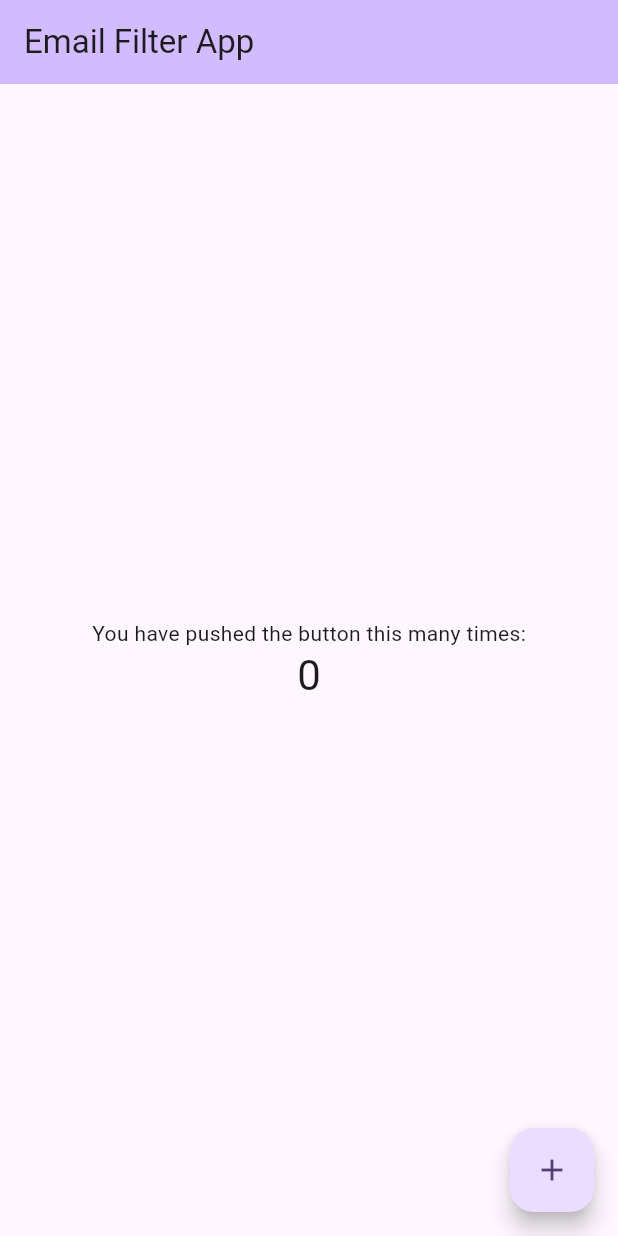
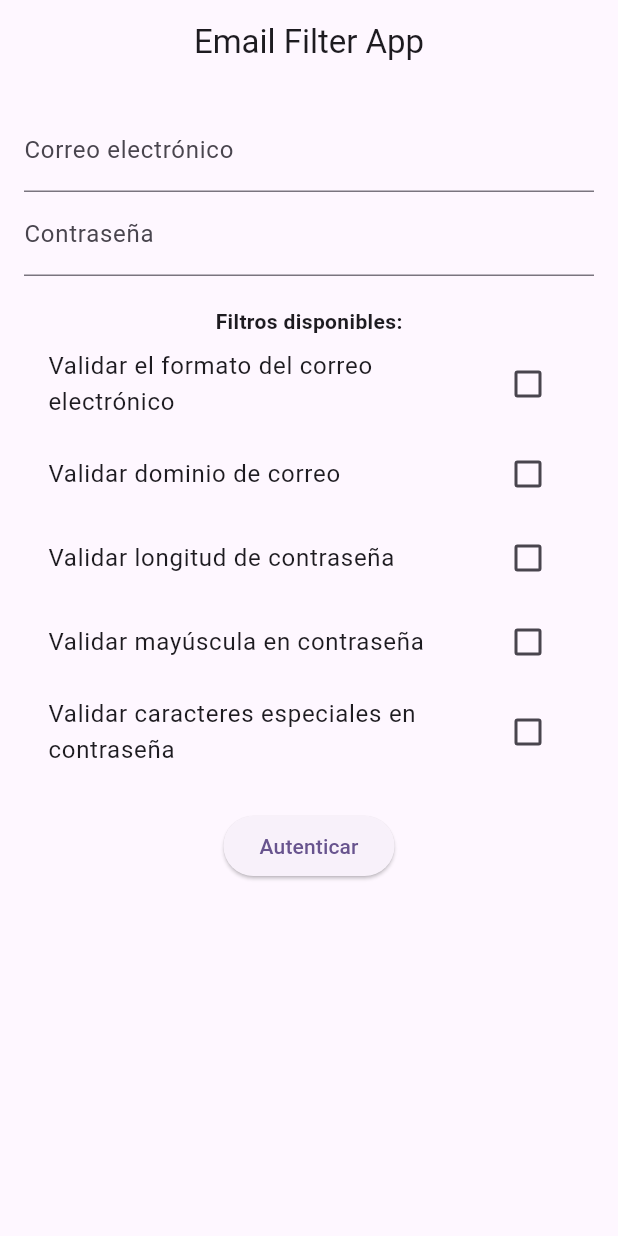
Before and after one commit to YTTREW/DS_FAC, a Flutter app: the screen it shows after launch, on a phone screen of 412 x 824 dp. Run offline on Flutter 3.47's test engine with Material 3 defaults, Android fonts, the light colour scheme and no system bars.

Commit message:
P2 - E3: Termina la funcionalidad de la app

```diff
--- a/P2/email_filter_app/analysis_options.yaml
+++ b/P2/email_filter_app/analysis_options.yaml
@@ -23,6 +23,3 @@ linter:
   rules:
     # avoid_print: false  # Uncomment to disable the `avoid_print` rule
     # prefer_single_quotes: true  # Uncomment to enable the `prefer_single_quotes` rule
-
-# Additional information about this file can be found at
-# https://dart.dev/guides/language/analysis-options
--- /dev/null
+++ b/P2/email_filter_app/lib/auth_target.dart
@@ -0,0 +1,15 @@
+import 'package:email_filter_app/credentials.dart';
+import 'package:flutter/material.dart';
+
+abstract class AuthTarget {
+  void authenticate(Credentials credentials);
+}
+
+class PrintAuthTarget implements AuthTarget {
+  @override
+  void authenticate(Credentials credentials) {
+    debugPrint(
+      'Autenticado con: ${credentials.email} / ${credentials.password}',
+    );
+  }
+}
--- /dev/null
+++ b/P2/email_filter_app/lib/filter_manager.dart
@@ -0,0 +1,20 @@
+import 'package:email_filter_app/credentials.dart';
+import 'package:email_filter_app/auth_target.dart';
+import 'package:email_filter_app/filters/filter.dart';
+import 'package:email_filter_app/filters/filter_chain.dart';
+
+class FilterManager {
+  final FilterChain _filterChain;
+
+  FilterManager(AuthTarget target) : _filterChain = FilterChain() {
+    _filterChain.setTarget(target);
+  }
+
+  void addFilter(Filter filter) {
+    _filterChain.addFilter(filter);
+  }
+
+  void authenticate(Credentials credentials) {
+    _filterChain.execute(credentials);
+  }
+}
--- /dev/null
+++ b/P2/email_filter_app/lib/filters/email_format_filter.dart
@@ -0,0 +1,14 @@
+import 'package:email_filter_app/credentials.dart';
+import 'package:email_filter_app/filters/filter.dart';
+
+class EmailFormatFilter extends Filter {
+  EmailFormatFilter() : super("Validar el formato del correo electrónico");
+
+  @override
+  void execute(Credentials credentials) {
+    final email = credentials.email;
+    if (email.isEmpty || !RegExp(r'^[^@]+@[^@]+\.[^@]+').hasMatch(email)) {
+      throw Exception('Correo inválido');
+    }
+  }
+}
--- /dev/null
+++ b/P2/email_filter_app/lib/filters/email_valid_domain_filter.dart
@@ -0,0 +1,28 @@
+import '../credentials.dart';
+import 'filter.dart';
+
+class EmailValidDomainFilter extends Filter {
+  // Lista de sufijos de dominio permitidos
+  static const List<String> validDomains = ['@gmail.com', '@hotmail.com'];
+
+  // Constructor que pasa el nombre del filtro a la clase base
+  EmailValidDomainFilter() : super("Validar dominio de correo");
+
+  @override
+  void execute(Credentials credentials) {
+    final email = credentials.email;
+    bool isValidDomain = false;
+
+    // Verifica si el correo termina con uno de los sufijos válidos
+    for (final domain in validDomains) {
+      if (email.endsWith(domain)) {
+        isValidDomain = true;
+        break;
+      }
+    }
+
+    if (!isValidDomain) {
+      throw Exception('Correo inválido: dominio incorrecto');
+    }
+  }
+}
--- /dev/null
+++ b/P2/email_filter_app/lib/filters/filter.dart
@@ -0,0 +1,8 @@
+import 'package:email_filter_app/credentials.dart';
+
+abstract class Filter {
+  String name;
+  Filter(this.name);
+
+  void execute(Credentials credentials);
+}
--- /dev/null
+++ b/P2/email_filter_app/lib/filters/filter_chain.dart
@@ -0,0 +1,23 @@
+import 'package:email_filter_app/credentials.dart';
+import 'package:email_filter_app/auth_target.dart';
+import 'package:email_filter_app/filters/filter.dart';
+
+class FilterChain {
+  final List<Filter> _filters = [];
+  AuthTarget? _target;
+
+  void addFilter(Filter filter) {
+    _filters.add(filter);
+  }
+
+  void setTarget(AuthTarget target) {
+    _target = target;
+  }
+
+  void execute(Credentials credentials) {
+    for (final filter in _filters) {
+      filter.execute(credentials);
+    }
+    _target?.authenticate(credentials);
+  }
+}
--- /dev/null
+++ b/P2/email_filter_app/lib/filters/password_length_filter.dart
@@ -0,0 +1,17 @@
+import 'package:email_filter_app/credentials.dart';
+import 'package:email_filter_app/filters/filter.dart';
+
+class PasswordLengthFilter extends Filter {
+  static const int minLength = 5;
+  static const int maxLength = 50;
+
+  PasswordLengthFilter() : super("Validar longitud de contraseña");
+
+  @override
+  void execute(Credentials credentials) {
+    final password = credentials.password;
+    if (password.length < minLength || password.length > maxLength) {
+      throw Exception('Contraseña inválida: longitud incorrecta');
+    }
+  }
+}
--- /dev/null
+++ b/P2/email_filter_app/lib/filters/password_special_character_filter.dart
@@ -0,0 +1,21 @@
+import '../credentials.dart';
+import 'filter.dart';
+
+class PasswordSpecialCharacterFilter extends Filter {
+  // Lista de caracteres especiales permitidos
+  static const String specialCharacters = "!@#\$%^&*(),.?\":{}|<>";
+
+  PasswordSpecialCharacterFilter()
+    : super("Validar caracteres especiales en contraseña");
+
+  @override
+  void execute(Credentials credentials) {
+    final password = credentials.password;
+    final regex = RegExp('.*[${RegExp.escape(specialCharacters)}].*');
+    if (!regex.hasMatch(password)) {
+      throw Exception(
+        'Contraseña inválida: debe contener al menos un carácter especial',
+      );
+    }
+  }
+}
--- /dev/null
+++ b/P2/email_filter_app/lib/filters/password_upper_case_filter.dart
@@ -0,0 +1,16 @@
+import 'package:email_filter_app/credentials.dart';
+import 'package:email_filter_app/filters/filter.dart';
+
+class PasswordUpperCaseFilter extends Filter {
+  PasswordUpperCaseFilter() : super("Validar mayúscula en contraseña");
+
+  @override
+  void execute(Credentials credentials) {
+    final password = credentials.password;
+    if (password.isEmpty || !RegExp(r'[A-Z]').hasMatch(password)) {
+      throw Exception(
+        'Contraseña inválida: debe contener al menos una mayúscula',
+      );
+    }
+  }
+}
--- a/P2/email_filter_app/lib/main.dart
+++ b/P2/email_filter_app/lib/main.dart
@@ -1,3 +1,5 @@
+import 'package:email_filter_app/credentials.dart';
+import 'package:email_filter_app/screens/email_filter_screen.dart';
 import 'package:flutter/material.dart';
 
 void main() {
@@ -11,7 +13,7 @@ class MyApp extends StatelessWidget {
   @override
   Widget build(BuildContext context) {
     return MaterialApp(
-      title: 'Flutter Demo',
+      title: 'Email Filter App',
       theme: ThemeData(
         // This is the theme of your application.
         //
@@ -30,87 +32,7 @@ class MyApp extends StatelessWidget {
         // tested with just a hot reload.
         colorScheme: ColorScheme.fromSeed(seedColor: Colors.deepPurple),
       ),
-      home: const MyHomePage(title: 'Email Filter App'),
+      home: const EmailFilterScreen(),
     );
   }
 }
-
-class MyHomePage extends StatefulWidget {
-  const MyHomePage({super.key, required this.title});
-
-  // This widget is the home page of your application. It is stateful, meaning
-  // that it has a State object (defined below) that contains fields that affect
-  // how it looks.
-
-  // This class is the configuration for the state. It holds the values (in this
-  // case the title) provided by the parent (in this case the App widget) and
-  // used by the build method of the State. Fields in a Widget subclass are
-  // always marked "final".
-
-  final String title;
-
-  @override
-  State<MyHomePage> createState() => _MyHomePageState();
-}
-
-class _MyHomePageState extends State<MyHomePage> {
-  int _counter = 0;
-
-  void _incrementCounter() {
-    setState(() {
-      // This call to setState tells the Flutter framework that something has
-      // changed in this State, which causes it to rerun the build method below
-      // so that the display can reflect the updated values. If we changed
-      // _counter without calling setState(), then the build method would not be
-      // called again, and so nothing would appear to happen.
-      _counter++;
-    });
-  }
-
-  @override
-  Widget build(BuildContext context) {
-    // This method is rerun every time setState is called, for instance as done
-    // by the _incrementCounter method above.
-    //
-    // The Flutter framework has been optimized to make rerunning build methods
-    // fast, so that you can just rebuild anything that needs updating rather
-    // than having to individually change instances of widgets.
-    return Scaffold(
-      appBar: AppBar(
-        // TRY THIS: Try changing the color here to a specific color (to
-        // Colors.amber, perhaps?) and trigger a hot reload to see the AppBar
-        // change color while the other colors stay the same.
-        backgroundColor: Theme.of(context).colorScheme.inversePrimary,
-        // Here we take the value from the MyHomePage object that was created by
-        // the App.build method, and use it to set our appbar title.
-        title: Text(widget.title),
-      ),
-      body: Center(
-        // Center is a layout widget. It takes a single child and positions it
-        // in the middle of the parent.
-        child: Column(
-          // Column is also a layout widget. It takes a list of children and
-          // arranges them vertically. By default, it sizes itself to fit its
-          // children horizontally, and tries to be as tall as its parent.
-          //
-          // Column has various properties to control how it sizes itself and
-          // how it positions its children. Here we use mainAxisAlignment to
-          // center the children vertically; the main axis here is the vertical
-          // axis because Columns are vertical (the cross axis would be
-          // horizontal).
-          //
-          // TRY THIS: Invoke "debug painting" (choose the "Toggle Debug Paint"
-          // action in the IDE, or press "p" in the console), to see the
-          // wireframe for each widget.
-          mainAxisAlignment: MainAxisAlignment.center,
-          children: <Widget>[const Text('You have pushed the button this many times:'), Text('$_counter', style: Theme.of(context).textTheme.headlineMedium)],
-        ),
-      ),
-      floatingActionButton: FloatingActionButton(
-        onPressed: _incrementCounter,
-        tooltip: 'Increment',
-        child: const Icon(Icons.add),
-      ), // This trailing comma makes auto-formatting nicer for build methods.
-    );
-  }
-}
--- /dev/null
+++ b/P2/email_filter_app/lib/screens/email_filter_screen.dart
@@ -0,0 +1,111 @@
+import 'package:email_filter_app/auth_target.dart';
+import 'package:email_filter_app/credentials.dart';
+import 'package:email_filter_app/filter_manager.dart';
+import 'package:email_filter_app/filters/email_valid_domain_filter.dart';
+import 'package:email_filter_app/filters/filter.dart';
+import 'package:email_filter_app/filters/email_format_filter.dart';
+import 'package:email_filter_app/filters/password_length_filter.dart';
+import 'package:email_filter_app/filters/password_special_character_filter.dart';
+import 'package:email_filter_app/filters/password_upper_case_filter.dart';
+import 'package:flutter/material.dart';
+
+class EmailFilterScreen extends StatefulWidget {
+  const EmailFilterScreen({super.key});
+
+  @override
+  State<EmailFilterScreen> createState() => _EmailFilterScreenState();
+}
+
+class _EmailFilterScreenState extends State<EmailFilterScreen> {
+  final TextEditingController _emailController = TextEditingController();
+  final TextEditingController _passwordController = TextEditingController();
+
+  final List<Filter> _allFilters = [
+    EmailFormatFilter(),
+    EmailValidDomainFilter(),
+    PasswordLengthFilter(),
+    PasswordUpperCaseFilter(),
+    PasswordSpecialCharacterFilter(),
+  ];
+  final Set<Filter> _selectedFilters = {};
+
+  String _result = '';
+
+  void _authenticate() {
+    final credentials = Credentials(
+      email: _emailController.text.trim(),
+      password: _passwordController.text,
+    );
+
+    final manager = FilterManager(PrintAuthTarget());
+
+    for (var filter in _selectedFilters) {
+      manager.addFilter(filter);
+    }
+
+    try {
+      manager.authenticate(credentials);
+      setState(() {
+        _result = '✅ Autenticación exitosa';
+      });
+    } catch (e) {
+      setState(() {
+        _result = '❌ ${e.toString()}';
+      });
+    }
+  }
+
+  Widget _buildFilterCheckbox(Filter filter) {
+    return CheckboxListTile(
+      title: Text(filter.name),
+      value: _selectedFilters.contains(filter),
+      onChanged: (bool? selected) {
+        setState(() {
+          if (selected == true) {
+            _selectedFilters.add(filter);
+          } else {
+            _selectedFilters.remove(filter);
+          }
+        });
+      },
+    );
+  }
+
+  @override
+  Widget build(BuildContext context) {
+    return Scaffold(
+      appBar: AppBar(title: const Center(child: Text('Email Filter App'))),
+      body: Padding(
+        padding: const EdgeInsets.all(16.0),
+        child: Column(
+          children: [
+            TextField(
+              controller: _emailController,
+              decoration: const InputDecoration(
+                labelText: 'Correo electrónico',
+              ),
+            ),
+            TextField(
+              controller: _passwordController,
+              decoration: const InputDecoration(labelText: 'Contraseña'),
+              obscureText: true,
+            ),
+            const SizedBox(height: 20),
+            const Text(
+              'Filtros disponibles:',
+              style: TextStyle(fontWeight: FontWeight.bold),
+            ),
+            ..._allFilters.map(_buildFilterCheckbox),
+            const SizedBox(height: 20),
+            ElevatedButton(
+              onPressed: _authenticate,
+              child: const Text('Autenticar'),
+            ),
+            const SizedBox(height: 16),
+            Text(_result, style: const TextStyle(fontSize: 16)),
+          ],
+        ),
+      ),
+    );
+  }
+}
```
Also changed, not shown: P2/email_filter_app/lib/credentials.dart (added, +71 -0 lines).
